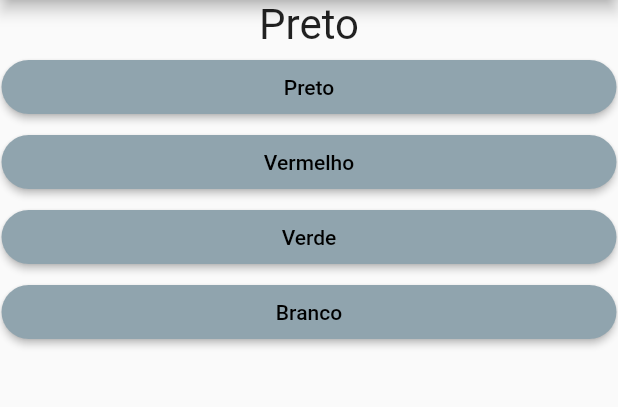
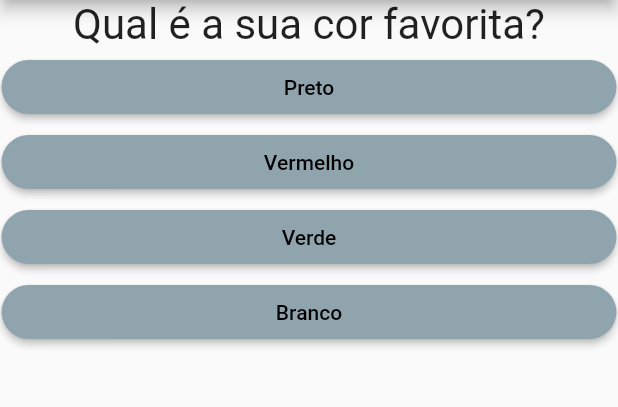
Before and after one commit to Frank-Macedo/Curso_Flutter, a Flutter app: the screen it shows after launch, on a phone screen of 412 x 824 dp, the part 84-491 px from its top. Run offline on Flutter 3.47's test engine with Material 2 defaults, Android fonts, the phone set to English and light mode, and no system bars; missing offline and left inert: crypto_font_icons.

```diff
--- a/lib/main.dart
+++ b/lib/main.dart
@@ -55,7 +55,7 @@ class _PerguntaAppState extends State<PerguntaApp>{
           title: Text("Perguntas"),
         ),
         body: temPerguntaSelecionada?
-        QuestionarioWidget(_perguntaSelecionada,respostas, _responder)
+        QuestionarioWidget(_perguntaSelecionada,_perguntas, _responder)
        : ResultadoWidget()
       ),
     );
--- a/lib/questionario.dart
+++ b/lib/questionario.dart
@@ -5,17 +5,17 @@ import 'package:teste/resposta.dart';
 class QuestionarioWidget extends StatelessWidget {
 
   final int questao;
-  final List<String> respostas;
+  final List<Map<String,Object>> perguntas;
   final void Function() responder;
-  const QuestionarioWidget(this.questao,this.respostas, this.responder, {super.key});
+  const QuestionarioWidget(this.questao,this.perguntas, this.responder, {super.key});
 
   @override
   Widget build(BuildContext context) {
     return  Column(
       // ignore: prefer_const_literals_to_create_immutables
       children: [
-        Questao(respostas[questao]),
-        ...respostas
+        Questao(perguntas[questao]['texto'].toString()),
+        ...perguntas[questao].cast()['respostas']
         .map((t) => RespostaWidget(t, responder))
         .toList(),
       ],
```
